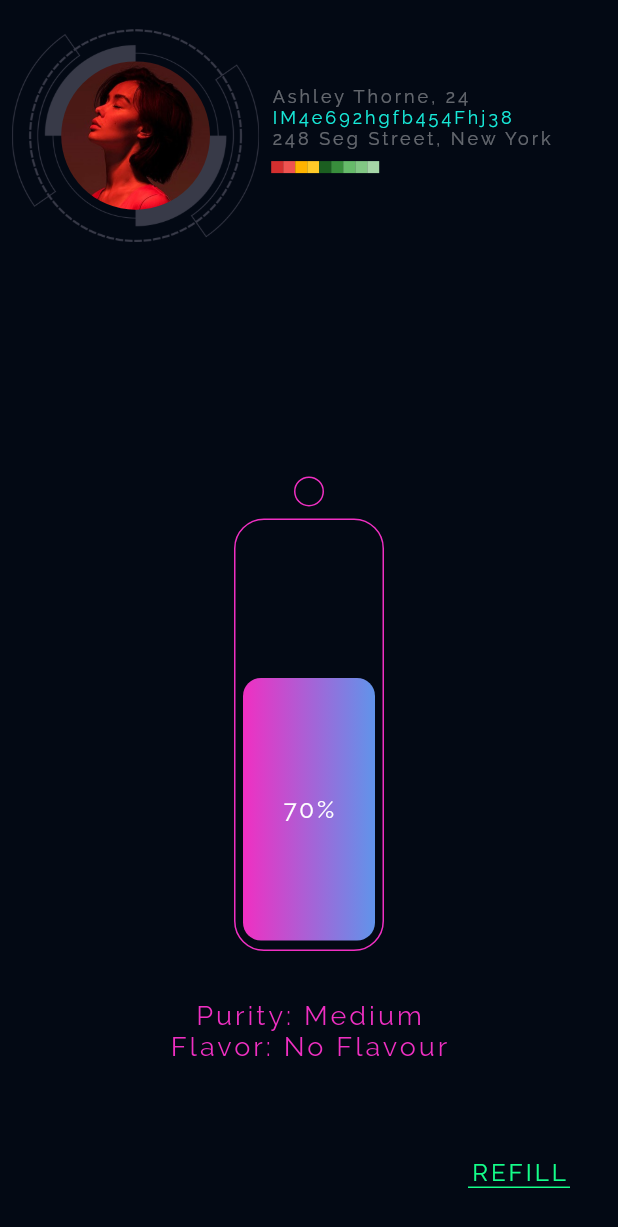
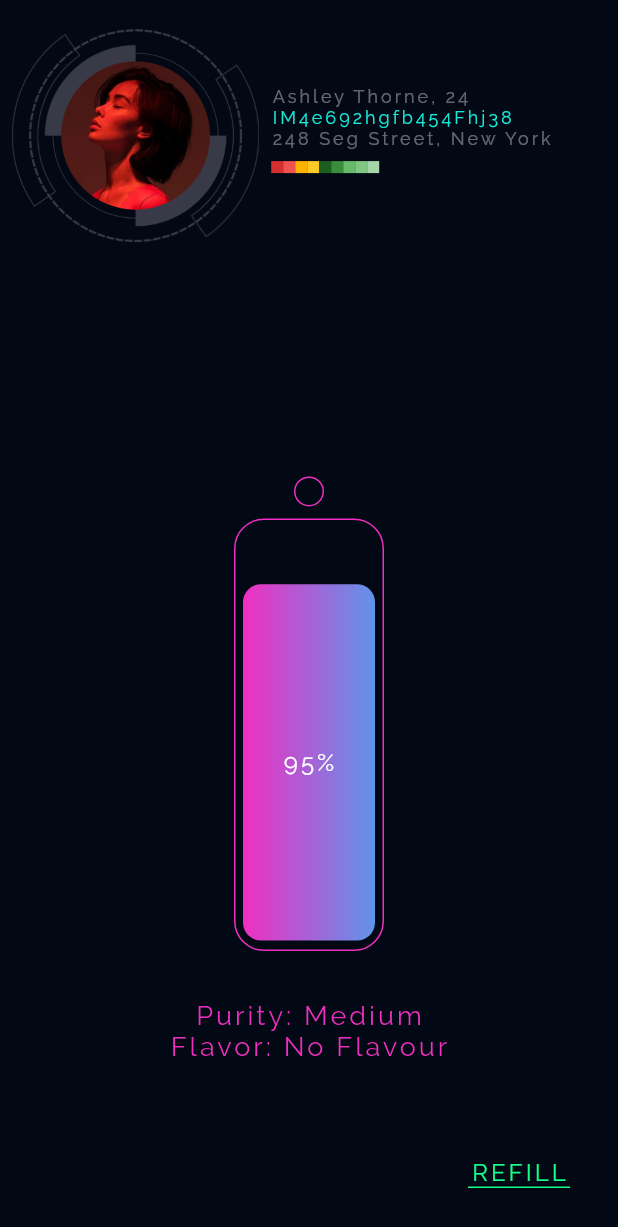
Before and after one commit to malihanan/oxygen, a Flutter app: the screen it shows after launch, on a phone screen of 412 x 824 dp. Shown: the top 1227 px of the screen. Run offline on Flutter 3.47's test engine with Material 2 defaults, Android fonts, the phone set to English and light mode, and no system bars.

Commit message:
Tank animation added

```diff
--- a/lib/global.dart
+++ b/lib/global.dart
@@ -15,7 +15,7 @@ class Oxygen {
     "Strawberry"
   ];
 
-  static int percentage = 70;
+  static int percentage = 95;
   static int qualtiy = 1;
   static int flavour = 0;
 }
--- a/lib/main.dart
+++ b/lib/main.dart
@@ -3,6 +3,8 @@ import 'package:pocket_plant/global.dart';
 import 'package:pocket_plant/styles.dart';
 import 'package:pocket_plant/widgets/profile.dart';
 import 'package:pocket_plant/widgets/tank.dart';
+import 'package:pocket_plant/pages/refill_page.dart';
+
 import 'colors.dart';
 
 void main() {
--- a/lib/widgets/tank.dart
+++ b/lib/widgets/tank.dart
@@ -12,14 +12,34 @@ class Tank extends StatefulWidget {
   _TankState createState() => _TankState();
 }
 
-class _TankState extends State<Tank> {
+class _TankState extends State<Tank> with TickerProviderStateMixin {
+  AnimationController controller;
   double height;
+
+  String get percentageString {
+    double p = (1 - controller.value) * widget.percentage;
+    return p.toStringAsFixed(0) + '%';
+  }
+
+  @override
+  void initState() {
+    super.initState();
+    controller = AnimationController(
+      vsync: this,
+      duration: Duration(seconds: 1),
+    );
+
+    controller.reverse(from: 1.0);
+  }
 
   @override
   Widget build(BuildContext context) {
     height = 2.5 * widget.percentage.toDouble();
     double totalHeight = MediaQuery.of(context).size.height * 0.35;
 
+    return AnimatedBuilder(
+        animation: controller,
+        builder: (context, child) {
           return Stack(
             children: [
               Column(
@@ -58,19 +78,22 @@ class _TankState extends State<Tank> {
                       height: totalHeight - height + 23,
                     ),
                     Container(
-                height: height,
+                      height: (1 - controller.value) * height,
                       width: 88,
                       decoration: BoxDecoration(
                         borderRadius: BorderRadius.circular(12),
                         gradient: LinearGradient(
-                    colors: [CustomColors.magenta, CustomColors.magentaShade],
+                          colors: [
+                            CustomColors.magenta,
+                            CustomColors.magentaShade
+                          ],
                           begin: Alignment.topLeft,
                           end: Alignment.topRight,
                         ),
                       ),
                       child: Center(
                         child: Text(
-                    Oxygen.percentage.toString() + "%",
+                          percentageString,
                           style: CustomStyles.whiteStyle,
                         ),
                       ),
@@ -80,5 +103,6 @@ class _TankState extends State<Tank> {
               ),
             ],
           );
+        });
   }
 }
```
Also changed, not shown: lib/pages/refill_page.dart (added, +75 -0 lines), 1 other file. Lines whose indentation alone changed are shown as unchanged.
